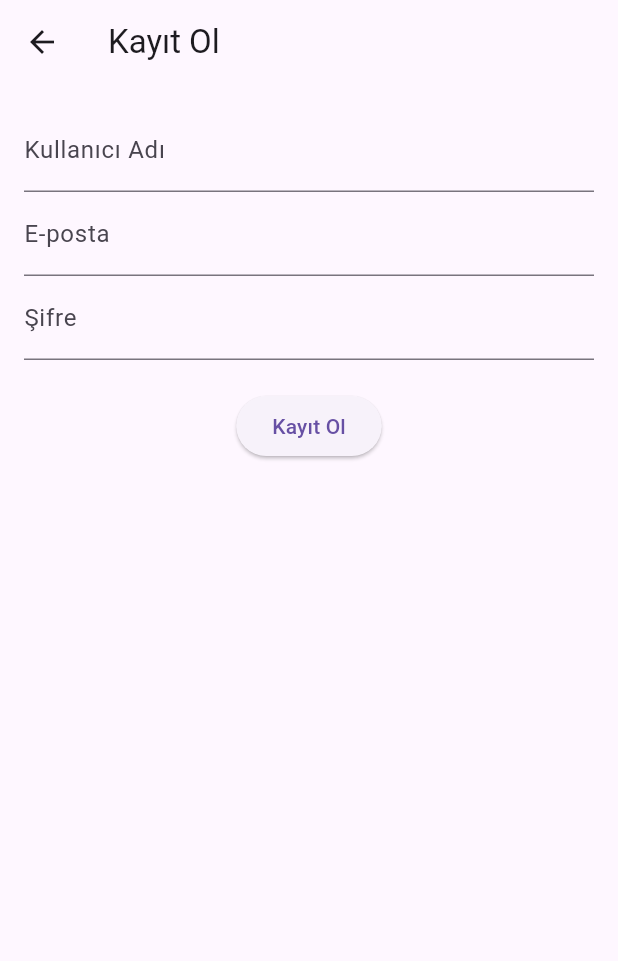
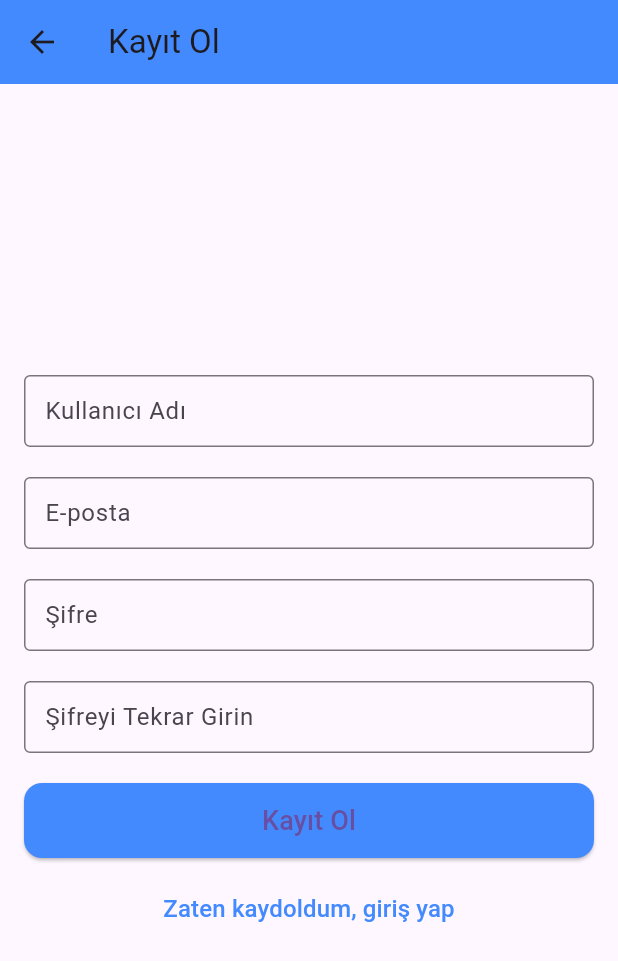
Before and after one commit to OsmanGundogdu/Kelime-Mayinlari, a Flutter app: the screen it shows after launch, after a tap on "Hesabın yok mu? Kayıt Ol", on a phone screen of 412 x 824 dp. Shown: the top 961 px of the screen. Run offline on Flutter 3.47's test engine with Material 3 defaults, Android fonts, the phone set to English and light mode, and no system bars; our stand-ins replace cloud_firestore, firebase_core; accounts and stored records are empty.

Commit message:
Some UI fixings done.

```diff
--- a/lib/Giris/login_screen.dart
+++ b/lib/Giris/login_screen.dart
@@ -68,25 +68,47 @@ class _LoginScreenState extends State<LoginScreen> {
   @override
   Widget build(BuildContext context) {
     return Scaffold(
-      appBar: AppBar(title: Text('Giriş Yap')),
+      appBar: AppBar(
+        title: const Text('Giriş Yap'),
+        backgroundColor: Colors.blueAccent,
+      ),
       body: Padding(
         padding: const EdgeInsets.all(16.0),
         child: Column(
+          mainAxisAlignment: MainAxisAlignment.center,
           children: [
-            TextField(
+            TextFormField(
               controller: _usernameController,
-              decoration: const InputDecoration(labelText: 'Kullanıcı Adı'),
+              decoration: InputDecoration(
+                labelText: 'Kullanıcı Adı',
+                border: OutlineInputBorder(),
+                contentPadding:
+                    EdgeInsets.symmetric(vertical: 12, horizontal: 10),
+              ),
             ),
-            TextField(
+            const SizedBox(height: 20),
+            TextFormField(
               controller: _passwordController,
               obscureText: true,
-              decoration: const InputDecoration(labelText: 'Şifre'),
+              decoration: InputDecoration(
+                labelText: 'Şifre',
+                border: OutlineInputBorder(),
+                contentPadding:
+                    EdgeInsets.symmetric(vertical: 12, horizontal: 10),
+              ),
             ),
             const SizedBox(height: 20),
             ElevatedButton(
               onPressed: _signIn,
-              child: const Text('Giriş Yap'),
+              style: ElevatedButton.styleFrom(
+                minimumSize: Size(double.infinity, 50),
+                backgroundColor: Colors.blueAccent,
+                shape: RoundedRectangleBorder(
+                    borderRadius: BorderRadius.circular(12)),
+              ),
+              child: const Text('Giriş Yap', style: TextStyle(fontSize: 18)),
             ),
+            const SizedBox(height: 10),
             TextButton(
               onPressed: () {
                 Navigator.push(
@@ -94,7 +116,10 @@ class _LoginScreenState extends State<LoginScreen> {
                   MaterialPageRoute(builder: (_) => const RegisterScreen()),
                 );
               },
-              child: const Text('Hesabın yok mu? Kayıt Ol'),
+              child: const Text(
+                'Hesabın yok mu? Kayıt Ol',
+                style: TextStyle(fontSize: 16, color: Colors.blueAccent),
+              ),
             ),
           ],
         ),
--- a/lib/Giris/register_screen.dart
+++ b/lib/Giris/register_screen.dart
@@ -15,6 +15,7 @@ class _RegisterScreenState extends State<RegisterScreen> {
   final _usernameController = TextEditingController();
   final _emailController = TextEditingController();
   final _passwordController = TextEditingController();
+  final _confirmPasswordController = TextEditingController();
 
   final FirebaseFirestore _firestore = FirebaseFirestore.instance;
 
@@ -23,17 +24,60 @@ class _RegisterScreenState extends State<RegisterScreen> {
     return regex.hasMatch(password);
   }
 
+  bool isEmailValid(String email) {
+    final regex = RegExp(r'^[a-zA-Z0-9._%+-]+@[a-zA-Z0-9.-]+\.[a-zA-Z]{2,}$');
+    return regex.hasMatch(email);
+  }
+
   void _register() async {
     final email = _emailController.text.trim();
     final password = _passwordController.text.trim();
+    final confirmPassword = _confirmPasswordController.text.trim();
     final username = _usernameController.text.trim();
+
+    if (password != confirmPassword) {
+      ScaffoldMessenger.of(context).showSnackBar(
+        const SnackBar(content: Text("Şifreler eşleşmiyor.")),
+      );
+      return;
+    }
+
+    final usernameExists = await _firestore
+        .collection('users')
+        .where('username', isEqualTo: username)
+        .get();
+
+    if (usernameExists.docs.isNotEmpty) {
+      ScaffoldMessenger.of(context).showSnackBar(
+        const SnackBar(content: Text("Kullanıcı adı zaten mevcut.")),
+      );
+      return;
+    }
+
+    final emailExists = await _firestore
+        .collection('users')
+        .where('email', isEqualTo: email)
+        .get();
+
+    if (emailExists.docs.isNotEmpty) {
+      ScaffoldMessenger.of(context).showSnackBar(
+        const SnackBar(content: Text("Bu e-posta adresi zaten kullanılıyor.")),
+      );
+      return;
+    }
+
+    if (!isEmailValid(email)) {
+      ScaffoldMessenger.of(context).showSnackBar(
+        const SnackBar(content: Text("Doğru bir e-posta adresi giriniz.")),
+      );
+      return;
+    }
 
     if (!isPasswordValid(password)) {
       ScaffoldMessenger.of(context).showSnackBar(
         const SnackBar(
-          content: Text(
-              "Şifre en az 8 karakter, büyük/küçük harf ve rakam içermelidir."),
-        ),
+            content: Text(
+                "Şifre en az 8 karakter, büyük/küçük harf ve rakam içermelidir.")),
       );
       return;
     }
@@ -52,49 +96,88 @@ class _RegisterScreenState extends State<RegisterScreen> {
       });
 
       ScaffoldMessenger.of(context).showSnackBar(
-        const SnackBar(content: Text("Kullanıcı kaydedildi!")),
+        const SnackBar(
+            content: Text(
+                "Başarılı bir şekilde kaydoldunuz. Şimdi giriş yapabilirsiniz!")),
       );
 
       Navigator.pop(context);
     } catch (e) {
       ScaffoldMessenger.of(context).showSnackBar(
-        SnackBar(content: Text("Kayıt başarısız: $e")),
+        SnackBar(content: Text("Kaydolurken bir hata çıktı: $e")),
       );
     }
-
-    // Future<List<Map<String, dynamic>>> getUsers() async {
-    //   QuerySnapshot snapshot = await _firestore.collection('users').get();
-    //   return snapshot.docs
-    //       .map((doc) => doc.data() as Map<String, dynamic>)
-    //       .toList();
-    // }
   }
 
   @override
   Widget build(BuildContext context) {
     return Scaffold(
-      appBar: AppBar(title: Text('Kayıt Ol')),
+      appBar: AppBar(
+          title: const Text('Kayıt Ol'), backgroundColor: Colors.blueAccent),
       body: Padding(
         padding: const EdgeInsets.all(16.0),
         child: Column(
+          mainAxisAlignment: MainAxisAlignment.center,
           children: [
-            TextField(
+            TextFormField(
               controller: _usernameController,
-              decoration: const InputDecoration(labelText: 'Kullanıcı Adı'),
+              decoration: InputDecoration(
+                labelText: 'Kullanıcı Adı',
+                border: OutlineInputBorder(),
+                contentPadding:
+                    EdgeInsets.symmetric(vertical: 12, horizontal: 10),
+              ),
             ),
-            TextField(
+            const SizedBox(height: 20),
+            TextFormField(
               controller: _emailController,
-              decoration: const InputDecoration(labelText: 'E-posta'),
+              decoration: InputDecoration(
+                labelText: 'E-posta',
+                border: OutlineInputBorder(),
+                contentPadding:
+                    EdgeInsets.symmetric(vertical: 12, horizontal: 10),
+              ),
             ),
-            TextField(
+            const SizedBox(height: 20),
+            TextFormField(
               controller: _passwordController,
               obscureText: true,
-              decoration: const InputDecoration(labelText: 'Şifre'),
+              decoration: InputDecoration(
+                labelText: 'Şifre',
+                border: OutlineInputBorder(),
+                contentPadding:
+                    EdgeInsets.symmetric(vertical: 12, horizontal: 10),
+              ),
+            ),
+            const SizedBox(height: 20),
+            TextFormField(
+              controller: _confirmPasswordController,
+              obscureText: true,
+              decoration: InputDecoration(
+                labelText: 'Şifreyi Tekrar Girin',
+                border: OutlineInputBorder(),
+                contentPadding:
+                    EdgeInsets.symmetric(vertical: 12, horizontal: 10),
+              ),
             ),
             const SizedBox(height: 20),
             ElevatedButton(
               onPressed: _register,
-              child: const Text('Kayıt Ol'),
+              style: ElevatedButton.styleFrom(
+                minimumSize: Size(double.infinity, 50),
+                backgroundColor: Colors.blueAccent,
+                shape: RoundedRectangleBorder(
+                    borderRadius: BorderRadius.circular(12)),
+              ),
+              child: const Text('Kayıt Ol', style: TextStyle(fontSize: 18)),
+            ),
+            const SizedBox(height: 10),
+            TextButton(
+              onPressed: () {
+                Navigator.pop(context);
+              },
+              child: const Text('Zaten kaydoldum, giriş yap',
+                  style: TextStyle(fontSize: 16, color: Colors.blueAccent)),
             ),
           ],
         ),
```
